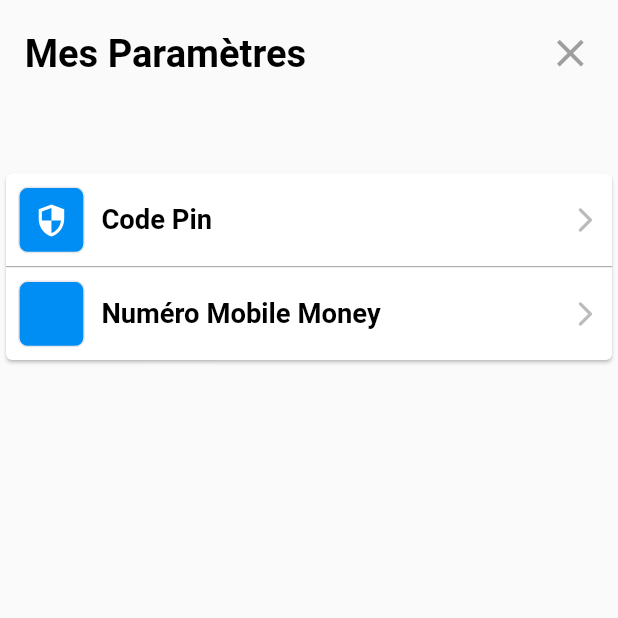
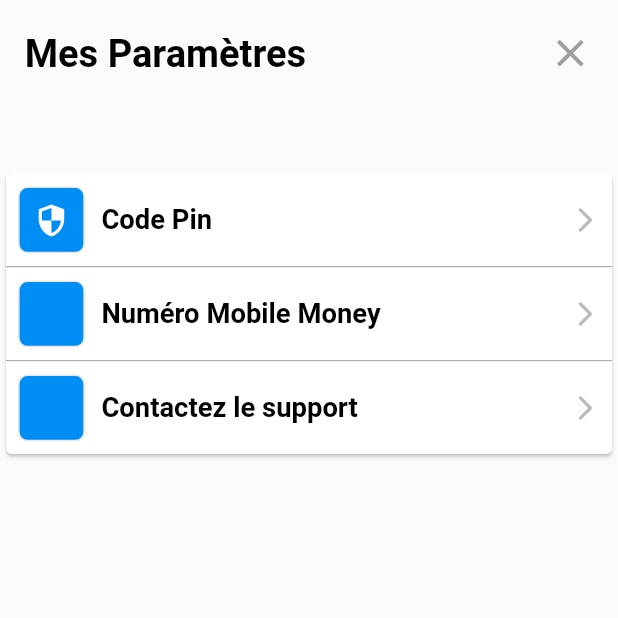
Before and after one commit to ndemeyvan/ejara_test_tracking_app_ndeme_yvan, a Flutter app: the SettingScreen screen opened directly, on a phone screen of 412 x 824 dp, the top half of it. Run offline on Flutter 3.47's test engine with Material 2 defaults, Android fonts, the phone set to English and light mode, and no system bars; our stand-ins replace flutter_bloc, flutter_screenutil, flutter_svg, pin_code_text_field, simple_animations, supercharged.

Commit message:
work on screen

```diff
--- a/lib/pages/settings/setting_screen.dart
+++ b/lib/pages/settings/setting_screen.dart
@@ -69,6 +69,18 @@ class _SettingScreenState extends State<SettingScreen> {
                       },
                       iconPath: MOBILE_MONEY_SETTING_ICON,
                       description: "Numéro Mobile Money"),
+                  const Divider(
+                    color: Colors.grey,
+                    height: 1,
+                  ),
+                  // This MOBILE_MONEY_SETTING_ICON is blue bz , it's not possible to keep it , with the same figma group
+                  singleRowSettingItem(
+                      onPress: () {
+                        // Go to momo setting
+                        Navigator.pushNamed(context, contactSupportScreen);
+                      },
+                      iconPath: MOBILE_MONEY_SETTING_ICON,
+                      description: "Contactez le support"),
                 ],
               ),
             )
```
Also changed, not shown: lib/pages/contact_support/contact_support.dart (+15 -0 lines).
